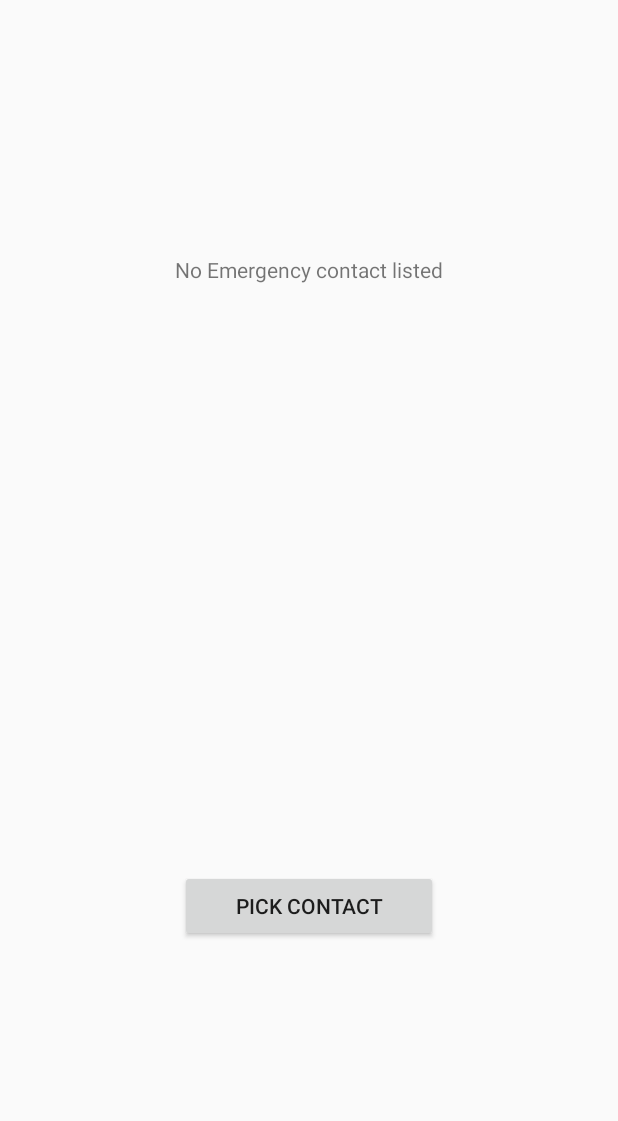
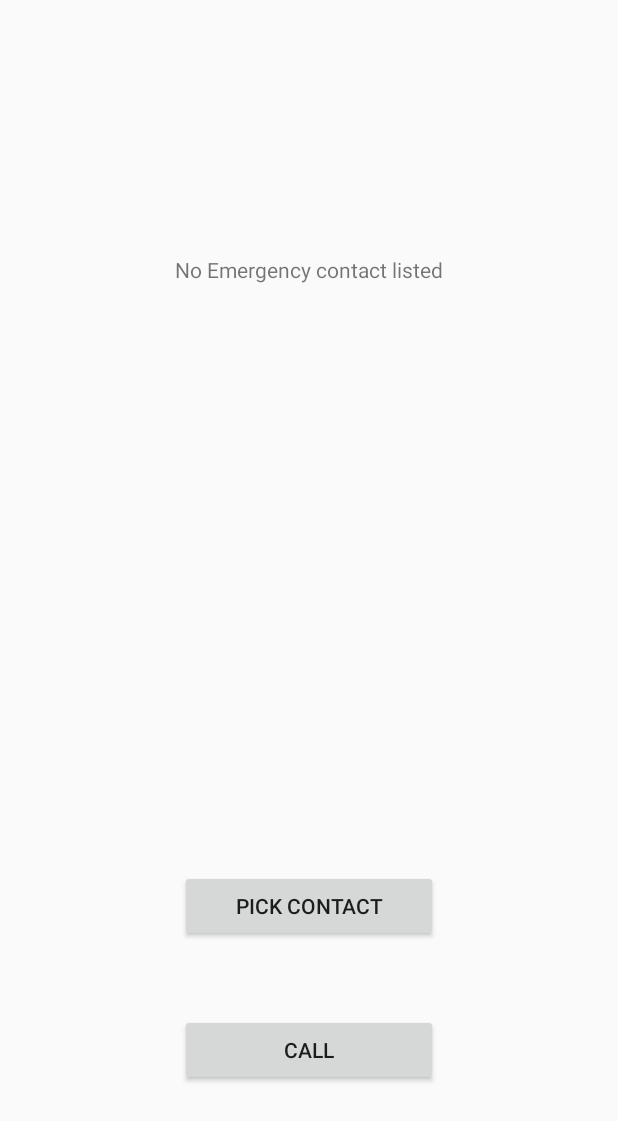
Before and after one commit to ashwinjosep/Driving_Companion, an Android app: the layout activity_contact_picker.xml on its own in the app's theme, with its tools: preview values and no code run, on a phone screen of 412 x 824 dp. Shown: the top 1121 px of the screen. Run offline under Robolectric (Android 15) with nearby library versions, the phone set to English and light mode, and no system bars.

Commit message:
Added emergency contact call functionality

```diff
--- a/app/src/main/AndroidManifest.xml
+++ b/app/src/main/AndroidManifest.xml
@@ -5,6 +5,7 @@
     <uses-permission android:name="android.permission.INTERNET" />
     <uses-permission android:name="android.permission.GET_ACCOUNTS" />
     <uses-permission android:name="android.permission.READ_CONTACTS"/>
+    <uses-permission android:name="android.permission.CALL_PHONE" />
 
     <application
         android:allowBackup="true"
--- a/app/src/main/res/layout/activity_contact_picker.xml
+++ b/app/src/main/res/layout/activity_contact_picker.xml
@@ -62,4 +62,18 @@
         app:layout_constraintStart_toStartOf="parent"
         app:layout_constraintTop_toTopOf="parent" />
 
+    <Button
+        android:id="@+id/callButton"
+        android:layout_width="0dp"
+        android:layout_height="wrap_content"
+        android:layout_marginStart="120dp"
+        android:layout_marginTop="25dp"
+        android:layout_marginEnd="120dp"
+        android:layout_marginBottom="77dp"
+        android:text="call"
+        app:layout_constraintBottom_toBottomOf="parent"
+        app:layout_constraintEnd_toEndOf="parent"
+        app:layout_constraintStart_toStartOf="parent"
+        app:layout_constraintTop_toBottomOf="@+id/chooseContactButton" />
+
 </androidx.constraintlayout.widget.ConstraintLayout>
```
Also changed, not shown: app/src/main/java/com/example/fitbit_api_test/contactPickerActivity.java (+28 -0 lines).
